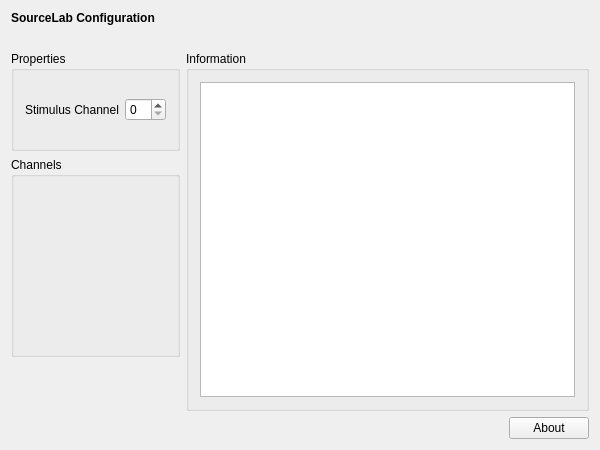
Old version of the form applications/mne_x/plugins/sourcelab/FormFiles/sourcelabsetup.ui in the repository mne-tools/mne-cpp.
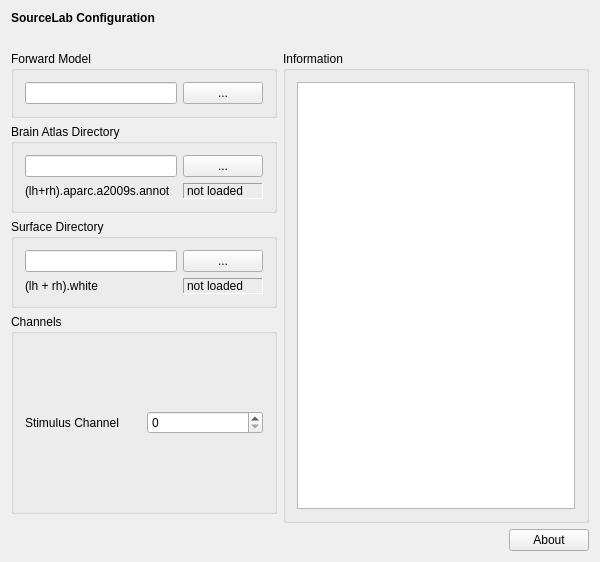
New version of the form.

Commit message: select surface and brain atlas

```diff
--- a/applications/mne_x/plugins/sourcelab/FormFiles/sourcelabsetup.ui
+++ b/applications/mne_x/plugins/sourcelab/FormFiles/sourcelabsetup.ui
@@ -7,7 +7,7 @@
     <x>0</x>
     <y>0</y>
     <width>600</width>
-    <height>450</height>
+    <height>562</height>
    </rect>
   </property>
   <property name="windowTitle">
@@ -45,10 +45,10 @@
    </item>
    <item>
     <layout class="QGridLayout" name="m_qGridLayout_main">
-     <item row="0" column="0">
-      <widget class="QGroupBox" name="m_qGroupBox_Properties">
+     <item row="3" column="0">
+      <widget class="QGroupBox" name="m_qGroupBox_Channels">
        <property name="sizePolicy">
-        <sizepolicy hsizetype="Minimum" vsizetype="Preferred">
+        <sizepolicy hsizetype="Preferred" vsizetype="Minimum">
          <horstretch>0</horstretch>
          <verstretch>0</verstretch>
         </sizepolicy>
@@ -56,16 +56,13 @@
        <property name="minimumSize">
         <size>
          <width>0</width>
-         <height>100</height>
+         <height>200</height>
         </size>
        </property>
        <property name="title">
-        <string>Properties</string>
+        <string>Channels</string>
        </property>
-       <property name="flat">
-        <bool>false</bool>
-       </property>
-       <layout class="QGridLayout" name="m_qGridLayout_Properties">
+       <layout class="QGridLayout" name="m_qGridLayout_Channels">
         <item row="0" column="1">
          <widget class="QSpinBox" name="m_qSpinBoxStimChannel">
           <property name="maximum">
@@ -83,40 +80,43 @@
        </layout>
       </widget>
      </item>
-     <item row="1" column="0">
-      <widget class="QGroupBox" name="m_qGroupBox_Channels">
-       <property name="sizePolicy">
-        <sizepolicy hsizetype="Preferred" vsizetype="Minimum">
-         <horstretch>0</horstretch>
-         <verstretch>0</verstretch>
-        </sizepolicy>
+     <item row="5" column="2">
+      <widget class="QPushButton" name="m_qPushButton_About">
+       <property name="text">
+        <string>About</string>
        </property>
-       <property name="minimumSize">
-        <size>
-         <width>0</width>
-         <height>200</height>
-        </size>
-       </property>
+      </widget>
+     </item>
+     <item row="0" column="0">
+      <widget class="QGroupBox" name="m_qGroupBox_ForwardSolution">
        <property name="title">
-        <string>Channels</string>
+        <string>Forward Model</string>
        </property>
-       <layout class="QGridLayout" name="m_qGridLayout_Channels"/>
+       <property name="flat">
+        <bool>false</bool>
+       </property>
+       <layout class="QGridLayout" name="m_qGridLayout_Fwd">
+        <item row="0" column="0" colspan="2">
+         <widget class="QLineEdit" name="m_qLineEdit_FwdFileName">
+          <property name="minimumSize">
+           <size>
+            <width>140</width>
+            <height>0</height>
+           </size>
+          </property>
+         </widget>
+        </item>
+        <item row="0" column="2">
+         <widget class="QPushButton" name="m_qPushButton_FwdFileDialog">
+          <property name="text">
+           <string>...</string>
+          </property>
+         </widget>
+        </item>
+       </layout>
       </widget>
      </item>
-     <item row="3" column="1">
-      <spacer name="m_qHorizontalSpacer_About">
-       <property name="orientation">
-        <enum>Qt::Horizontal</enum>
-       </property>
-       <property name="sizeHint" stdset="0">
-        <size>
-         <width>40</width>
-         <height>20</height>
-        </size>
-       </property>
-      </spacer>
-     </item>
-     <item row="0" column="1" rowspan="3" colspan="2">
+     <item row="0" column="1" rowspan="5" colspan="2">
       <widget class="QGroupBox" name="m_qGroupBox_Information">
        <property name="title">
         <string>Information</string>
@@ -128,14 +128,7 @@
        </layout>
       </widget>
      </item>
-     <item row="3" column="2">
-      <widget class="QPushButton" name="m_qPushButton_About">
-       <property name="text">
-        <string>About</string>
-       </property>
-      </widget>
-     </item>
-     <item row="2" column="0">
+     <item row="4" column="0">
       <spacer name="m_qVerticalSpacer_LeftRow">
        <property name="orientation">
         <enum>Qt::Vertical</enum>
@@ -148,6 +141,111 @@
        </property>
       </spacer>
      </item>
+     <item row="5" column="1">
+      <spacer name="m_qHorizontalSpacer_About">
+       <property name="orientation">
+        <enum>Qt::Horizontal</enum>
+       </property>
+       <property name="sizeHint" stdset="0">
+        <size>
+         <width>40</width>
+         <height>20</height>
+        </size>
+       </property>
+      </spacer>
+     </item>
+     <item row="1" column="0">
+      <widget class="QGroupBox" name="m_qGroupBox_AtlasDir">
+       <property name="title">
+        <string>Brain Atlas Directory</string>
+       </property>
+       <layout class="QGridLayout" name="m_qGridLayout_AtlasDir">
+        <item row="0" column="2">
+         <widget class="QPushButton" name="m_qPushButton_AtlasDirDialog">
+          <property name="text">
+           <string>...</string>
+          </property>
+         </widget>
+        </item>
+        <item row="1" column="2">
+         <widget class="QLabel" name="m_qLabel_atlasStat">
+          <property name="frameShape">
+           <enum>QFrame::Panel</enum>
+          </property>
+          <property name="frameShadow">
+           <enum>QFrame::Sunken</enum>
+          </property>
+          <property name="text">
+           <string>not loaded</string>
+          </property>
+         </widget>
+        </item>
+        <item row="0" column="0" colspan="2">
+         <widget class="QLineEdit" name="m_qLineEdit_AtlasDirName">
+          <property name="minimumSize">
+           <size>
+            <width>140</width>
+            <height>0</height>
+           </size>
+          </property>
+         </widget>
+        </item>
+        <item row="1" column="0">
+         <widget class="QLabel" name="m_qLabel_atlas">
+          <property name="text">
+           <string>(lh+rh).aparc.a2009s.annot</string>
+          </property>
+         </widget>
+        </item>
+       </layout>
+      </widget>
+     </item>
+     <item row="2" column="0">
+      <widget class="QGroupBox" name="m_qGroupBox_SurfaceDir">
+       <property name="title">
+        <string>Surface Directory</string>
+       </property>
+       <layout class="QGridLayout" name="m_qGridLayout_SurfaceDir">
+        <item row="1" column="0" colspan="2">
+         <widget class="QLabel" name="m_qLabel_surface">
+          <property name="text">
+           <string>(lh + rh).white</string>
+          </property>
+         </widget>
+        </item>
+        <item row="1" column="2">
+         <widget class="QLabel" name="m_qLabel_surfaceStat">
+          <property name="frameShape">
+           <enum>QFrame::Panel</enum>
+          </property>
+          <property name="frameShadow">
+           <enum>QFrame::Sunken</enum>
+          </property>
+          <property name="text">
+           <string>not loaded</string>
+          </property>
+         </widget>
+        </item>
+        <item row="0" column="2">
+         <widget class="QPushButton" name="m_qPushButton_SurfaceDirDialog">
+          <property name="text">
+           <string>...</string>
+          </property>
+         </widget>
+        </item>
+        <item row="0" column="0" colspan="2">
+         <widget class="QLineEdit" name="m_qLineEdit_SurfaceDirName">
+          <property name="minimumSize">
+           <size>
+            <width>140</width>
+            <height>0</height>
+           </size>
+          </property>
+         </widget>
+        </item>
+       </layout>
+      </widget>
+     </item>
     </layout>
    </item>
   </layout>
```
The commit also changes 10 other files.
